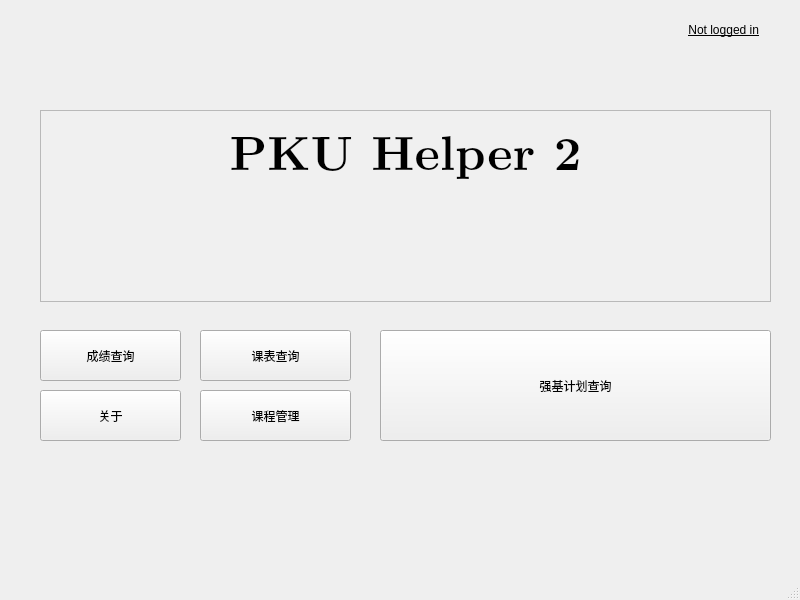
This is frontend/mainwindow.ui in 000lbh/PKUHelperAgain as Qt 5 draws it before an edit. The edited form follows.
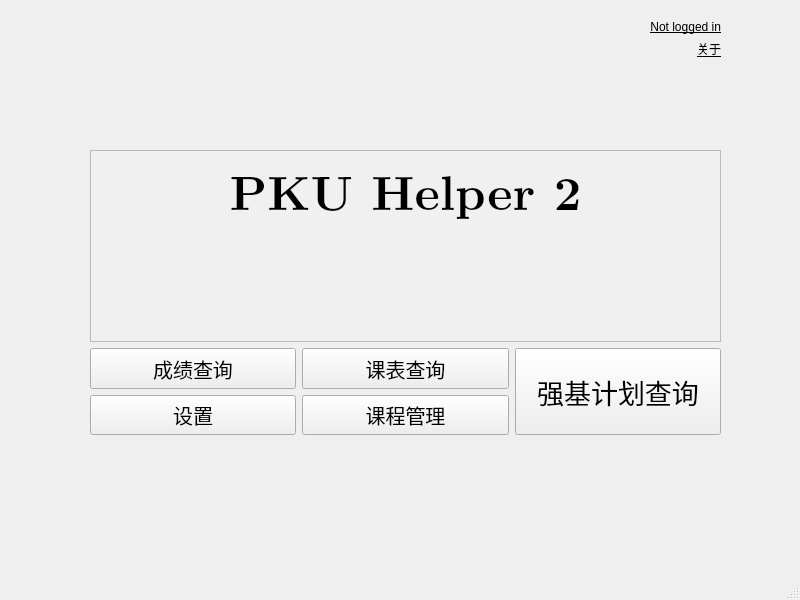
This is the edited form. Icons and pictures are not drawn. Custom widgets are drawn as their Qt base class.

Commit message: ui update(auto resize ...)

What changed in the file:
```diff
--- a/frontend/mainwindow.ui
+++ b/frontend/mainwindow.ui
@@ -17,81 +17,80 @@
    <iconset resource="../res.qrc">
     <normaloff>:/favicon.png</normaloff>:/favicon.png</iconset>
   </property>
-  <widget class="QWidget" name="centralwidget">
-   <widget class="QPushButton" name="GradeQueryButton">
+  <widget class="QWidget" name="centralWidget">
+   <widget class="QWidget" name="mainVerticalWidget" native="true">
     <property name="geometry">
      <rect>
       <x>40</x>
-      <y>330</y>
-      <width>141</width>
-      <height>51</height>
+      <y>20</y>
+      <width>731</width>
+      <height>501</height>
      </rect>
     </property>
-    <property name="text">
-     <string>成绩查询</string>
+    <property name="sizePolicy">
+     <sizepolicy hsizetype="Preferred" vsizetype="Preferred">
+      <horstretch>0</horstretch>
+      <verstretch>0</verstretch>
+     </sizepolicy>
     </property>
-   </widget>
-   <widget class="QPushButton" name="CourseQueryButton">
-    <property name="geometry">
-     <rect>
-      <x>200</x>
-      <y>330</y>
-      <width>151</width>
-      <height>51</height>
-     </rect>
-    </property>
+    <layout class="QVBoxLayout" name="mainVerticalLayout">
+     <property name="leftMargin">
+      <number>50</number>
+     </property>
+     <property name="rightMargin">
+      <number>50</number>
+     </property>
+     <item>
+      <widget class="ClickableLabel" name="loginLabel">
+       <property name="font">
+        <font>
+         <underline>true</underline>
+        </font>
+       </property>
+       <property name="cursor">
+        <cursorShape>PointingHandCursor</cursorShape>
+       </property>
     <property name="text">
-     <string>课表查询</string>
-    </property>
-   </widget>
-   <widget class="QPushButton" name="SettingsButton">
-    <property name="geometry">
-     <rect>
-      <x>40</x>
-      <y>390</y>
-      <width>141</width>
-      <height>51</height>
-     </rect>
+        <string>Not logged in</string>
+       </property>
+       <property name="alignment">
+        <set>Qt::AlignRight|Qt::AlignTrailing|Qt::AlignVCenter</set>
+       </property>
+      </widget>
+     </item>
+     <item>
+      <widget class="ClickableLabel" name="aboutLabel">
+       <property name="font">
+        <font>
+         <underline>true</underline>
+        </font>
+       </property>
+       <property name="cursor">
+        <cursorShape>PointingHandCursor</cursorShape>
     </property>
     <property name="text">
      <string>关于</string>
     </property>
-   </widget>
-   <widget class="QPushButton" name="CourseManageButton">
-    <property name="geometry">
-     <rect>
-      <x>200</x>
-      <y>390</y>
-      <width>151</width>
-      <height>51</height>
-     </rect>
-    </property>
-    <property name="text">
-     <string>课程管理</string>
-    </property>
-   </widget>
-   <widget class="QPushButton" name="NoClearReplyButton">
-    <property name="geometry">
-     <rect>
-      <x>380</x>
-      <y>330</y>
-      <width>391</width>
-      <height>111</height>
-     </rect>
-    </property>
-    <property name="text">
-     <string>强基计划查询</string>
-    </property>
-   </widget>
+       <property name="alignment">
+        <set>Qt::AlignRight|Qt::AlignTrailing|Qt::AlignVCenter</set>
+       </property>
+      </widget>
+     </item>
+     <item>
+      <spacer name="verticalSpacer">
+       <property name="orientation">
+        <enum>Qt::Vertical</enum>
+       </property>
+       <property name="sizeHint" stdset="0">
+        <size>
+         <width>20</width>
+         <height>10</height>
+        </size>
+       </property>
+      </spacer>
+     </item>
+     <item>
    <widget class="QTextBrowser" name="textBrowser">
-    <property name="geometry">
-     <rect>
-      <x>40</x>
-      <y>110</y>
-      <width>731</width>
-      <height>192</height>
-     </rect>
-    </property>
     <property name="font">
      <font>
       <family>LM Roman 10</family>
@@ -116,29 +115,115 @@
      <set>Qt::LinksAccessibleByKeyboard|Qt::LinksAccessibleByMouse</set>
     </property>
    </widget>
-   <widget class="ClickableLabel" name="loginLabel">
-    <property name="geometry">
-     <rect>
-      <x>498</x>
-      <y>20</y>
-      <width>261</width>
-      <height>20</height>
-     </rect>
+     </item>
+     <item>
+      <layout class="QGridLayout" name="gridLayout">
+       <item row="0" column="0">
+        <widget class="QPushButton" name="GradeQueryButton">
+         <property name="sizePolicy">
+          <sizepolicy hsizetype="Minimum" vsizetype="Expanding">
+           <horstretch>0</horstretch>
+           <verstretch>0</verstretch>
+          </sizepolicy>
     </property>
     <property name="font">
      <font>
-      <underline>true</underline>
-     </font>
-    </property>
-    <property name="cursor">
-     <cursorShape>PointingHandCursor</cursorShape>
-    </property>
+           <pointsize>15</pointsize>
+          </font>
+         </property>
+         <property name="text">
+          <string>成绩查询</string>
+         </property>
+        </widget>
+       </item>
+       <item row="0" column="1">
+        <widget class="QPushButton" name="CourseQueryButton">
+         <property name="sizePolicy">
+          <sizepolicy hsizetype="Minimum" vsizetype="Expanding">
+           <horstretch>0</horstretch>
+           <verstretch>0</verstretch>
+          </sizepolicy>
+         </property>
+         <property name="font">
+          <font>
+           <pointsize>15</pointsize>
+          </font>
+         </property>
     <property name="text">
-     <string>Not logged in</string>
-    </property>
-    <property name="alignment">
-     <set>Qt::AlignRight|Qt::AlignTrailing|Qt::AlignVCenter</set>
-    </property>
+          <string>课表查询</string>
+         </property>
+        </widget>
+       </item>
+       <item row="1" column="1">
+        <widget class="QPushButton" name="CourseManageButton">
+         <property name="sizePolicy">
+          <sizepolicy hsizetype="Minimum" vsizetype="Expanding">
+           <horstretch>0</horstretch>
+           <verstretch>0</verstretch>
+          </sizepolicy>
+         </property>
+         <property name="font">
+          <font>
+           <pointsize>15</pointsize>
+          </font>
+         </property>
+         <property name="text">
+          <string>课程管理</string>
+         </property>
+        </widget>
+       </item>
+       <item row="1" column="0">
+        <widget class="QPushButton" name="SettingsButton">
+         <property name="sizePolicy">
+          <sizepolicy hsizetype="Minimum" vsizetype="Expanding">
+           <horstretch>0</horstretch>
+           <verstretch>0</verstretch>
+          </sizepolicy>
+         </property>
+         <property name="font">
+          <font>
+           <pointsize>15</pointsize>
+          </font>
+         </property>
+         <property name="text">
+          <string>设置</string>
+         </property>
+        </widget>
+       </item>
+       <item row="0" column="2" rowspan="2">
+        <widget class="QPushButton" name="NoClearReplyButton">
+         <property name="sizePolicy">
+          <sizepolicy hsizetype="Minimum" vsizetype="Preferred">
+           <horstretch>0</horstretch>
+           <verstretch>0</verstretch>
+          </sizepolicy>
+         </property>
+         <property name="font">
+          <font>
+           <pointsize>20</pointsize>
+          </font>
+         </property>
+         <property name="text">
+          <string>强基计划查询</string>
+         </property>
+        </widget>
+       </item>
+      </layout>
+     </item>
+     <item>
+      <spacer name="verticalSpacer_2">
+       <property name="orientation">
+        <enum>Qt::Vertical</enum>
+       </property>
+       <property name="sizeHint" stdset="0">
+        <size>
+         <width>20</width>
+         <height>10</height>
+        </size>
+       </property>
+      </spacer>
+     </item>
+    </layout>
    </widget>
   </widget>
   <widget class="QMenuBar" name="menubar">
```
Lines whose indentation alone changed are shown as unchanged. The commit also changes 4 other files.
